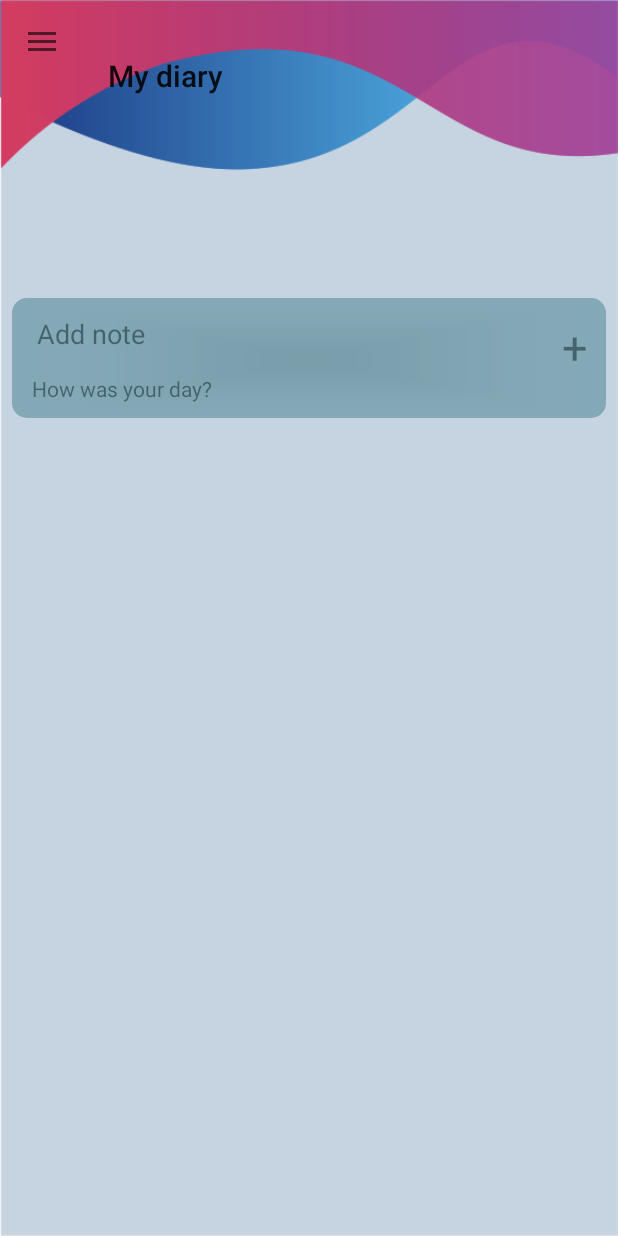
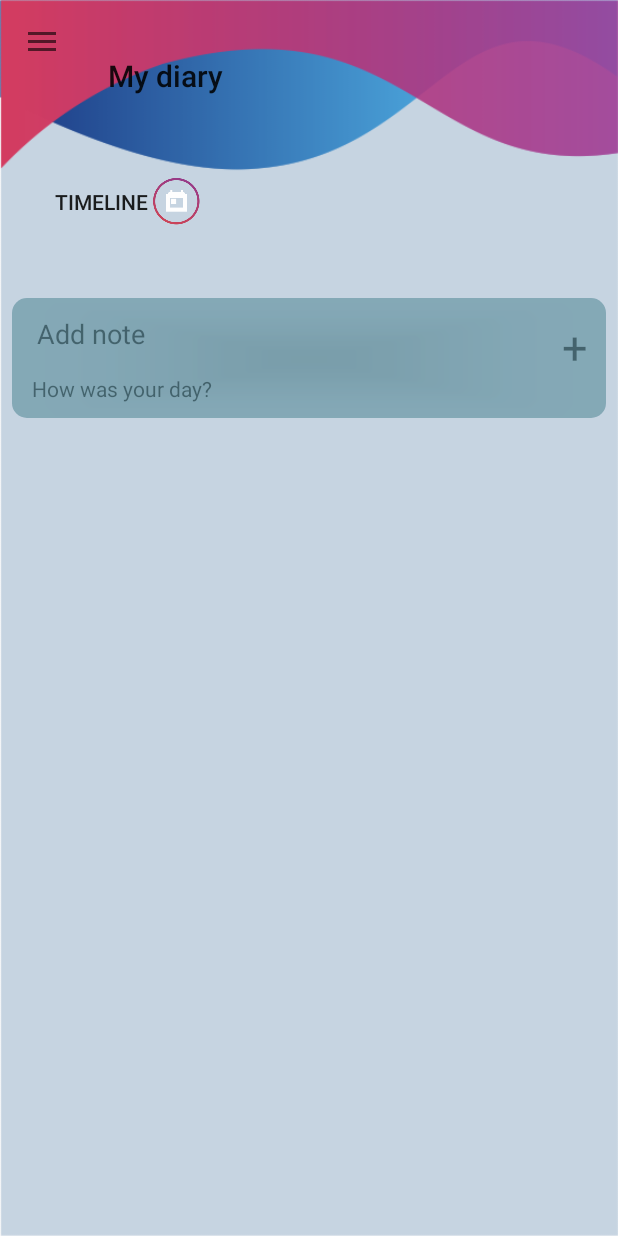
Before and after one commit to Riniazlinda/Tugas-Proyek-PPB-D, an Android app: the screen it shows after launch (MainActivity), in the side drawer, after a tap on "My diary", on a phone screen of 412 x 824 dp. Run offline under Robolectric (Android 15) with nearby library versions, the phone set to English and light mode, and no system bars; our stand-ins replace navigation-ui.

Commit message:
tambahan tombol timeline pada diary fragment

```diff
--- a/app/src/main/java/cobanavigasi/com/DiaryFragment.java
+++ b/app/src/main/java/cobanavigasi/com/DiaryFragment.java
@@ -13,7 +13,7 @@ import androidx.fragment.app.Fragment;
 public class DiaryFragment extends Fragment {
 
     private DiaryViewModel diaryViewModel;
-    private Button btn;
+    private Button btn, btnCal;
 
 
 
@@ -24,6 +24,15 @@ public class DiaryFragment extends Fragment {
     public View onCreateView(@NonNull LayoutInflater inflater,
                              ViewGroup container, Bundle savedInstanceState){
         View root = inflater.inflate(R.layout.diary_fragment, container, false);
+        btnCal = root.findViewById(R.id.btn_cal);
+        btnCal.setOnClickListener(new View.OnClickListener() {
+            @Override
+            public void onClick(View v) {
+                Intent intent = new Intent(getActivity(), Calendar.class);
+                startActivity(intent);
+            }
+        });
+
         btn= root.findViewById(R.id.buttonNote);
         btn.setOnClickListener(new View.OnClickListener() {
             @Override
--- a/app/src/main/res/layout/activity_note.xml
+++ b/app/src/main/res/layout/activity_note.xml
@@ -5,6 +5,7 @@
     android:layout_width="match_parent"
     android:layout_height="match_parent"
     android:theme="@style/AppTheme.NoActionBar"
+    android:background="@color/ungumuda"
     tools:context=".NoteActivity">
 
 </androidx.constraintlayout.widget.ConstraintLayout>
--- a/app/src/main/res/layout/diary_fragment.xml
+++ b/app/src/main/res/layout/diary_fragment.xml
@@ -7,6 +7,24 @@
     android:background="@drawable/bckgrmydiary"
     tools:context=".DiaryFragment">
 
+    <Button
+        android:id="@+id/btn_cal"
+        android:layout_width="wrap_content"
+        android:layout_height="wrap_content"
+        android:layout_marginStart="36dp"
+        android:layout_marginLeft="36dp"
+        android:layout_marginTop="98dp"
+        android:layout_marginEnd="278dp"
+        android:layout_marginRight="278dp"
+        android:layout_marginBottom="28dp"
+        android:background="@android:color/transparent"
+        android:drawableRight="@drawable/ictimeline"
+        android:text="Timeline "
+        app:layout_constraintBottom_toTopOf="@+id/buttonNote"
+        app:layout_constraintEnd_toEndOf="parent"
+        app:layout_constraintStart_toStartOf="parent"
+        app:layout_constraintTop_toTopOf="parent"
+        tools:ignore="MissingConstraints" />
 
     <Button
         android:id="@+id/buttonNote"
--- a/app/src/main/res/values/colors.xml
+++ b/app/src/main/res/values/colors.xml
@@ -12,6 +12,7 @@
     <color name="putihagakpink">#f3d3ce</color>
     <color name="pinkungu">#d63759</color>
     <color name="ungutua">#602f8a</color>
+    <color name="ungumuda">#8f8dbe</color>
     <color name="pinkpupus">#822447</color>
     <color name="colorBlueSky">#6267</color>
 </resources>
```
